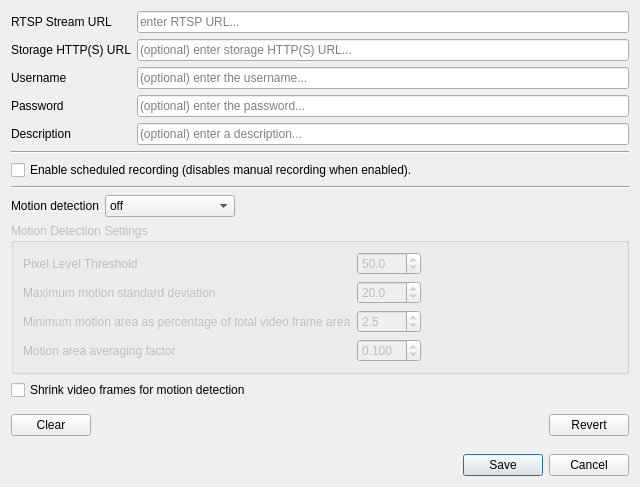
Before: the Qt Designer form Source/IpFreelyCameraSetupDialog.ui in dac1976/IP-Freely, drawn with Qt 5.
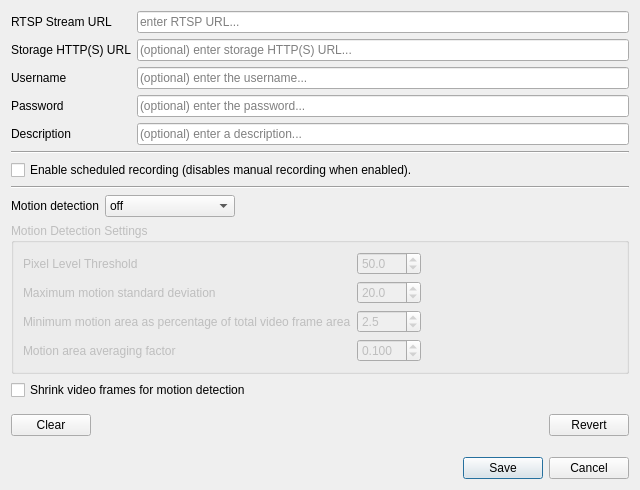
After: the same form once the commit is applied.

```diff
--- a/Source/IpFreelyCameraSetupDialog.ui
+++ b/Source/IpFreelyCameraSetupDialog.ui
@@ -7,12 +7,12 @@
     <x>0</x>
     <y>0</y>
     <width>640</width>
-    <height>487</height>
+    <height>490</height>
    </rect>
   </property>
   <property name="minimumSize">
    <size>
-    <width>640</width>
+    <width>0</width>
     <height>0</height>
    </size>
   </property>
```
